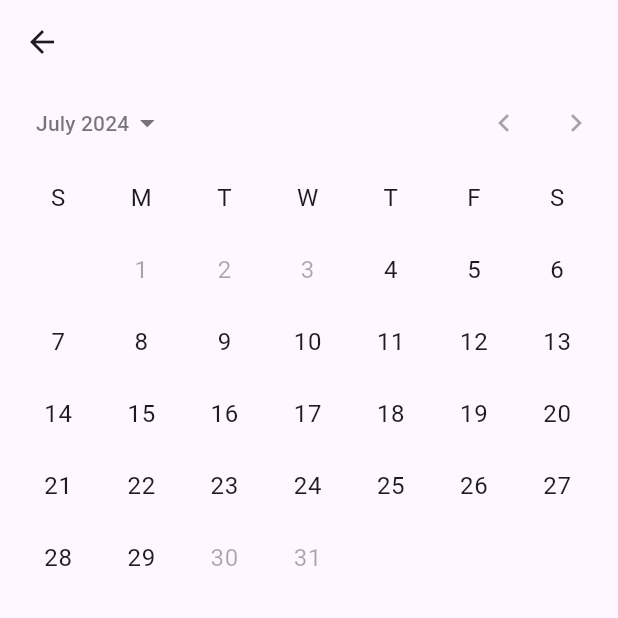
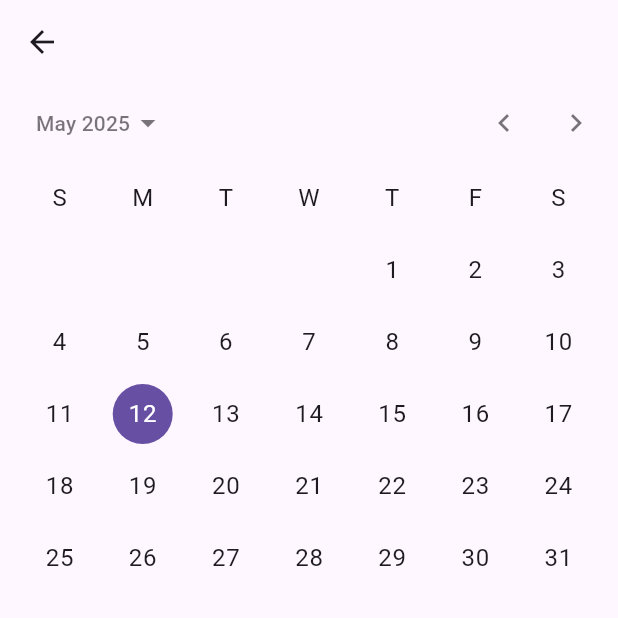
Before and after one commit to alexterliuk/flights-logger, a Flutter app: the screen it shows after launch, after a tap on the "settings" icon, on a phone screen of 412 x 824 dp, the top half of it. Run offline on Flutter 3.47's test engine with Material 3 defaults, Android fonts, the phone set to English and light mode, and no system bars; our stand-ins replace sqflite_common_ffi; missing offline and left inert: pointer_interceptor; accounts and stored records are empty; generated files the repository leaves out were written again.

Commit message:
ref: remove hardcoded dates in CalendarStateful

```diff
--- a/lib/src/calendar/calendar.dart
+++ b/lib/src/calendar/calendar.dart
@@ -93,10 +93,9 @@ class CalendarStateful extends StatefulWidget {
 }
 
 class CalendarState extends State<CalendarStateful> {
-  DateTime firstDate = DateTime(2024, 7, 4, 9, 31);
-  DateTime lastDate = DateTime(2024, 7, 29, 23, 57);
-  // DateTime initialDate = DateTime(2024, 7, 11);
-  DateTime? initialDate;
+  DateTime firstDate = (int year) { return DateTime(year - 3); }(DateTime.now().year);
+  DateTime lastDate = (int year) { return DateTime(year + 1); }(DateTime.now().year);
+  DateTime initialDate = DateTime.now();
 
   DateTime? fromDate;
   bool stepOne = true;
@@ -105,12 +104,10 @@ class CalendarState extends State<CalendarStateful> {
   void reset() {
     fromDate = null;
     stepOne = true;
-    initialDate = null;
-    // forbiddenDates.clear();
+    // forbiddenDates.clear();3
   }
 
   void onDateChanged(DateTime d) {
-    // print('date picked');
     // print(d); // DateTime 2024-07-10 00:00:00.000
     // print('iso 8601: ${d.toIso8601String()}'); // 2024-07-10T00:00:00.000
     print('date picked toString: ${d.toString()}'); // 2024-07-10 00:00:00.000
@@ -118,7 +115,6 @@ class CalendarState extends State<CalendarStateful> {
     if (stepOne) {
       stepOne = false;
       fromDate = d;
-      // initialDate = d;
 
       return;
     }
```
